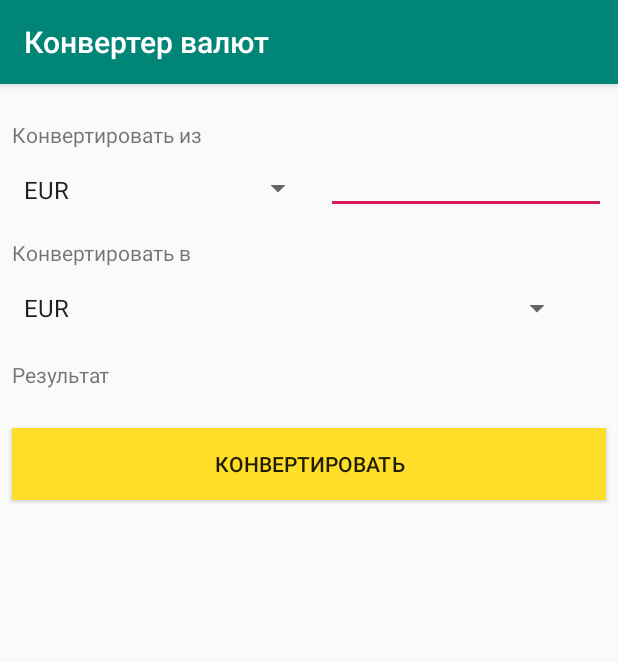
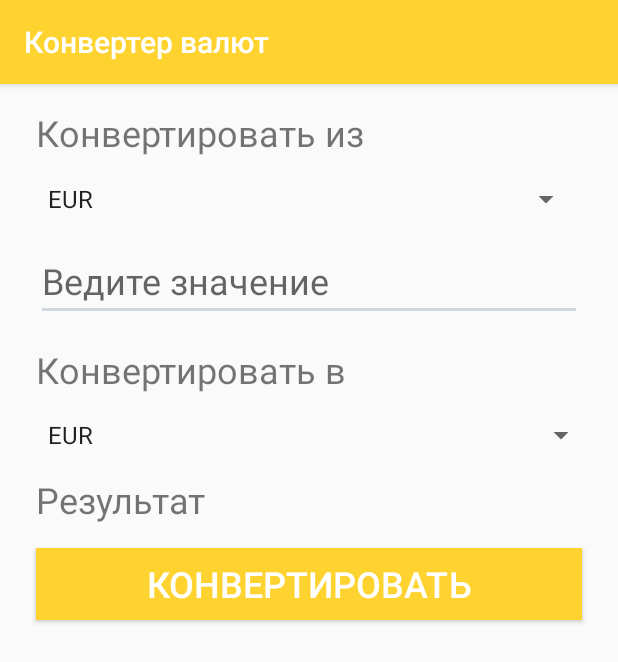
Before and after one commit to jacen11/Currency, an Android app: the screen it shows after launch (MainActivity), on a phone screen of 412 x 824 dp. Shown: the top 662 px of the screen. Run offline under Robolectric (Android 15) with nearby library versions, the phone set to English and light mode, and no system bars; our stand-ins replace Dagger/Hilt's generated code, RxJava.

Commit message:
отступы

```diff
--- a/app/src/main/res/layout/activity_main.xml
+++ b/app/src/main/res/layout/activity_main.xml
@@ -10,10 +10,11 @@
         android:id="@+id/txtConvertFrom"
         android:layout_width="wrap_content"
         android:layout_height="wrap_content"
-        android:layout_marginStart="8dp"
-        android:layout_marginLeft="8dp"
-        android:layout_marginTop="24dp"
+        android:layout_marginStart="@dimen/marginStart"
+        android:layout_marginLeft="@dimen/marginStart"
+        android:layout_marginTop="@dimen/marginTop"
         android:text="@string/txtConvertFrom"
+        android:textSize="24sp"
         app:layout_constraintStart_toStartOf="parent"
         app:layout_constraintTop_toTopOf="parent" />
 
@@ -21,21 +22,25 @@
         android:id="@+id/txtConvertTo"
         android:layout_width="wrap_content"
         android:layout_height="wrap_content"
-        android:layout_marginStart="8dp"
-        android:layout_marginLeft="8dp"
-        android:layout_marginTop="24dp"
+        android:layout_marginStart="@dimen/marginStart"
+        android:layout_marginLeft="@dimen/marginStart"
+        android:layout_marginTop="@dimen/marginTop"
         android:text="@string/txtConvertTo"
+        android:textSize="24sp"
         app:layout_constraintStart_toStartOf="parent"
-        app:layout_constraintTop_toBottomOf="@+id/spnFrom" />
+        app:layout_constraintTop_toBottomOf="@+id/txtNumber" />
 
     <Spinner
         android:id="@+id/spnFrom"
-        android:layout_width="201dp"
-        android:layout_height="19dp"
-        android:layout_marginStart="8dp"
-        android:layout_marginLeft="8dp"
-        android:layout_marginTop="16dp"
+        android:layout_width="match_parent"
+        android:layout_height="wrap_content"
+        android:layout_marginStart="@dimen/marginStart"
+        android:layout_marginLeft="@dimen/marginStart"
+        android:layout_marginTop="@dimen/marginTop"
+        android:layout_marginEnd="@dimen/marginEnd"
+        android:layout_marginRight="@dimen/marginEnd"
         android:entries="@array/listCurrencies"
+        app:layout_constraintEnd_toEndOf="parent"
         app:layout_constraintStart_toStartOf="parent"
         app:layout_constraintTop_toBottomOf="@+id/txtConvertFrom" />
 
@@ -43,10 +48,13 @@
         android:id="@+id/spnTo"
         android:layout_width="374dp"
         android:layout_height="22dp"
-        android:layout_marginStart="8dp"
-        android:layout_marginTop="16dp"
-        android:layout_marginEnd="8dp"
+        android:layout_marginStart="@dimen/marginStart"
+        android:layout_marginLeft="@dimen/marginStart"
+        android:layout_marginTop="@dimen/marginTop"
+        android:layout_marginEnd="@dimen/marginEnd"
+        android:layout_marginRight="@dimen/marginEnd"
         android:entries="@array/listCurrencies"
+        android:textSize="24sp"
         app:layout_constraintEnd_toEndOf="parent"
         app:layout_constraintHorizontal_bias="0.0"
         app:layout_constraintStart_toStartOf="parent"
@@ -56,39 +64,51 @@
         android:id="@+id/btnConvert"
         android:layout_width="0dp"
         android:layout_height="wrap_content"
-        android:layout_marginStart="8dp"
-        android:layout_marginTop="16dp"
-        android:layout_marginEnd="8dp"
-        android:background="@color/yellow"
+        android:layout_marginStart="@dimen/marginStart"
+        android:layout_marginLeft="@dimen/marginStart"
+        android:layout_marginTop="@dimen/marginTop"
+        android:layout_marginEnd="@dimen/marginEnd"
+        android:layout_marginRight="@dimen/marginEnd"
+        android:background="@color/colorPrimary"
         android:text="@string/toConvert"
+        android:textColor="@color/white"
+        android:textSize="24sp"
         app:layout_constraintEnd_toEndOf="parent"
         app:layout_constraintHorizontal_bias="0.0"
         app:layout_constraintStart_toStartOf="parent"
         app:layout_constraintTop_toBottomOf="@+id/txtResultConvert" />
 
+
     <EditText
         android:id="@+id/txtNumber"
         android:layout_width="0dp"
         android:layout_height="wrap_content"
-        android:layout_marginStart="8dp"
-        android:layout_marginEnd="8dp"
-        android:layout_marginBottom="16dp"
+        android:layout_marginStart="@dimen/marginStart"
+        android:layout_marginLeft="@dimen/marginStart"
+        android:layout_marginTop="@dimen/marginTop"
+        android:layout_marginEnd="@dimen/marginEnd"
+        android:layout_marginRight="@dimen/marginEnd"
         android:ems="10"
+        android:hint="@string/txtValue"
         android:inputType="number"
-        app:layout_constraintBottom_toTopOf="@+id/txtConvertTo"
+        android:textSize="24sp"
         app:layout_constraintEnd_toEndOf="parent"
-        app:layout_constraintHorizontal_bias="0.0"
-        app:layout_constraintStart_toEndOf="@+id/spnFrom" />
+        app:layout_constraintStart_toStartOf="parent"
+        app:layout_constraintTop_toBottomOf="@+id/spnFrom" />
 
     <TextView
         android:id="@+id/txtResultConvert"
         android:layout_width="0dp"
         android:layout_height="wrap_content"
-        android:layout_marginStart="8dp"
-        android:layout_marginTop="24dp"
-        android:layout_marginEnd="8dp"
+        android:layout_marginStart="@dimen/marginStart"
+        android:layout_marginLeft="@dimen/marginStart"
+        android:layout_marginTop="@dimen/marginTop"
+        android:layout_marginEnd="@dimen/marginEnd"
+        android:layout_marginRight="@dimen/marginEnd"
+        android:gravity="center_horizontal"
         android:textAlignment="center"
         android:textAppearance="@style/TextAppearance.AppCompat.Large"
+        android:textSize="24sp"
         app:layout_constraintEnd_toEndOf="parent"
         app:layout_constraintHorizontal_bias="0.0"
         app:layout_constraintStart_toEndOf="@+id/txtResult"
@@ -98,10 +118,11 @@
         android:id="@+id/txtResult"
         android:layout_width="wrap_content"
         android:layout_height="wrap_content"
-        android:layout_marginStart="8dp"
-        android:layout_marginLeft="8dp"
-        android:layout_marginTop="24dp"
+        android:layout_marginStart="@dimen/marginStart"
+        android:layout_marginLeft="@dimen/marginStart"
+        android:layout_marginTop="@dimen/marginTop"
         android:text="@string/txtResult"
+        android:textSize="24sp"
         app:layout_constraintStart_toStartOf="parent"
         app:layout_constraintTop_toBottomOf="@+id/spnTo" />
 
--- a/app/src/main/res/values/colors.xml
+++ b/app/src/main/res/values/colors.xml
@@ -1,7 +1,7 @@
 <?xml version="1.0" encoding="utf-8"?>
 <resources>
-    <color name="colorPrimary">#008577</color>
-    <color name="colorPrimaryDark">#00574B</color>
-    <color name="colorAccent">#D81B60</color>
-    <color name="yellow">#ffde29</color>
+    <color name="colorPrimary">#fed330</color>
+    <color name="colorPrimaryDark">#f7b731</color>
+    <color name="colorAccent">#d1d8e0</color>
+    <color name="white">#FFFFFF</color>
 </resources>
--- /dev/null
+++ b/app/src/main/res/values/dimen.xml
@@ -0,0 +1,6 @@
+<?xml version="1.0" encoding="utf-8"?>
+<resources>
+    <dimen name="marginTop">16dp</dimen>
+    <dimen name="marginStart">24dp</dimen>
+    <dimen name="marginEnd">24dp</dimen>
+</resources>
--- a/app/src/main/res/values/strings.xml
+++ b/app/src/main/res/values/strings.xml
@@ -4,6 +4,7 @@
     <string name="toConvert">Конвертировать</string>
     <string name="txtConvertFrom">Конвертировать из</string>
     <string name="txtResult">Результат</string>
+    <string name="txtValue">Ведите значение</string>
     <string-array name="listCurrencies">
         <item>EUR</item>
         <item>RUB</item>
```
